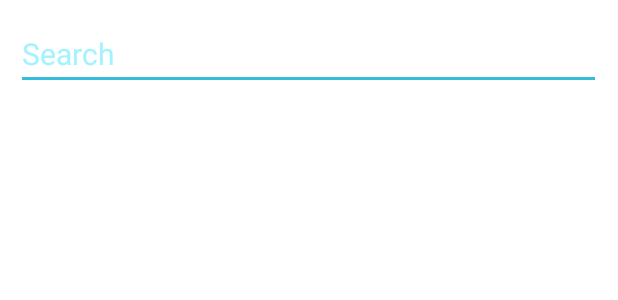
After one commit to PajLe/shiny-disco, an Android app: the layout fragment_find_discos.xml on its own in the app's theme, with its tools: preview values and no code run, on a phone screen of 412 x 824 dp. The commit adds this screen. Shown: the top 300 px of the screen. Run offline under Robolectric (Android 15) with nearby library versions, the phone set to English and light mode, and no system bars.

Commit message:
Initialized Disco Search Added Support for bluetooth connectivity

```diff
--- a/app/src/main/java/data/Disco.java
+++ b/app/src/main/java/data/Disco.java
@@ -86,4 +86,9 @@ public class Disco {
     public void setId(String id) {
         this.id = id;
     }
+
+    @Override
+    public String toString() {
+        return "Disco Name:" + name + ", Average Rating: " + averageRating + ", Pricing: " + pricing + ", lat & lon: " + lat + "&" + lon;
+    }
 }
--- a/app/src/main/java/services/BackgroundLocationService.java
+++ b/app/src/main/java/services/BackgroundLocationService.java
@@ -1,7 +1,6 @@
 package services;
 
 import android.Manifest;
-import android.app.Notification;
 import android.app.NotificationChannel;
 import android.app.NotificationManager;
 import android.app.PendingIntent;
@@ -155,5 +154,4 @@ public class BackgroundLocationService extends Service {
     }
 
 
-
 }
--- a/app/src/main/java/ui/HomeActivity/HomeFragment.java
+++ b/app/src/main/java/ui/HomeActivity/HomeFragment.java
@@ -84,7 +84,8 @@ public class HomeFragment extends Fragment {
             googleMapFriends = mMap;
             googleMapFriends.setMapStyle(MapStyleOptions.loadRawResourceStyle(getContext(), R.raw.map_style_dark));
 
-            if (ActivityCompat.checkSelfPermission(getActivity(), Manifest.permission.ACCESS_FINE_LOCATION) != PackageManager.PERMISSION_GRANTED && ActivityCompat.checkSelfPermission(getActivity(), Manifest.permission.ACCESS_COARSE_LOCATION) != PackageManager.PERMISSION_GRANTED) {
+            if (ActivityCompat.checkSelfPermission(getActivity(), Manifest.permission.ACCESS_FINE_LOCATION) != PackageManager.PERMISSION_GRANTED &&
+                    ActivityCompat.checkSelfPermission(getActivity(), Manifest.permission.ACCESS_COARSE_LOCATION) != PackageManager.PERMISSION_GRANTED) {
                 ActivityCompat.requestPermissions(getActivity(), new String[]{Manifest.permission.ACCESS_FINE_LOCATION}, 1);
             } else {
                 // For showing a move to my location button
--- /dev/null
+++ b/app/src/main/res/layout/fragment_find_discos.xml
@@ -0,0 +1,42 @@
+<?xml version="1.0" encoding="utf-8"?>
+<androidx.constraintlayout.widget.ConstraintLayout xmlns:android="http://schemas.android.com/apk/res/android"
+    xmlns:app="http://schemas.android.com/apk/res-auto"
+    xmlns:tools="http://schemas.android.com/tools"
+    android:layout_width="match_parent"
+    android:layout_height="match_parent"
+    tools:context="ui.FindDiscos.FindDiscosFragment">
+
+    <EditText
+        android:id="@+id/disco_search_box"
+        android:layout_width="390dp"
+        android:layout_height="42dp"
+        android:autofillHints="name"
+        android:ems="10"
+        android:hint="@string/search"
+        android:inputType="textPersonName"
+        android:textColor="@color/shiny_disco_light_cyan"
+        android:textColorHighlight="@color/shiny_disco_purple"
+        android:textColorHint="@color/shiny_disco_light_cyan"
+        android:textColorLink="@color/shiny_disco_cyan"
+        android:textSize="20sp"
+        app:layout_constraintBottom_toBottomOf="parent"
+        app:layout_constraintEnd_toEndOf="parent"
+        app:layout_constraintHorizontal_bias="0.476"
+        app:layout_constraintStart_toStartOf="parent"
+        app:layout_constraintTop_toTopOf="parent"
+        app:layout_constraintVertical_bias="0.023" />
+
+    <ListView
+        android:id="@+id/lv_disco_search_result"
+        android:layout_width="411dp"
+        android:layout_height="574dp"
+        android:layout_marginTop="25dp"
+        android:layout_weight="1"
+        app:layout_constraintBottom_toBottomOf="parent"
+        app:layout_constraintEnd_toEndOf="parent"
+        app:layout_constraintHorizontal_bias="0.0"
+        app:layout_constraintStart_toStartOf="parent"
+        app:layout_constraintTop_toTopOf="parent"
+        app:layout_constraintVertical_bias="1.0"></ListView>
+
+</androidx.constraintlayout.widget.ConstraintLayout>
--- a/app/src/main/res/values/strings.xml
+++ b/app/src/main/res/values/strings.xml
@@ -41,6 +41,8 @@
     <string name="ratings_colon">Ratings:</string>
     <string name="profile">Profile</string>
     <string name="view_profile">View profile</string>
+    <string name="find_friends">Connect with friends</string>
+    <string name="find_discos">Find Discos</string>
     <string name="user_id_colon">User id:</string>
     <string name="username_colon">Username:</string>
     <string name="email_colon">Email:</string>
@@ -50,6 +52,6 @@
     <string name="toggle_discos_notifications">Toggle disco notifications</string>
     <string name="disco_notification_channel_name">Disco notification channel</string>
     <string name="disco_notification_channel_description">Channel for notifications related to location</string>
-
+    <string name="search">Search</string>
 
 </resources>
```
Also changed, not shown: app/src/main/AndroidManifest.xml (+5 -2 lines), app/src/main/java/ui/FindDiscos/FindDiscosFragment.java (added, +83 -0 lines), app/src/main/java/ui/FindFriendsScreen/FindFriendsFragment.java (added, +291 -0 lines), app/src/main/java/ui/HomeActivity/HomeActivity.java (+20 -11 lines), app/src/main/res/drawable/ic_baseline_search_24.xml (added, +10 -0 lines), app/src/main/res/layout/disco_search_view_layout.xml (added, +24 -0 lines), app/src/main/res/layout/fragment_find_friends.xml (added, +30 -0 lines), app/src/main/res/menu/nav_menu.xml (+10 -0 lines). Lines whose indentation alone changed are shown as unchanged.
